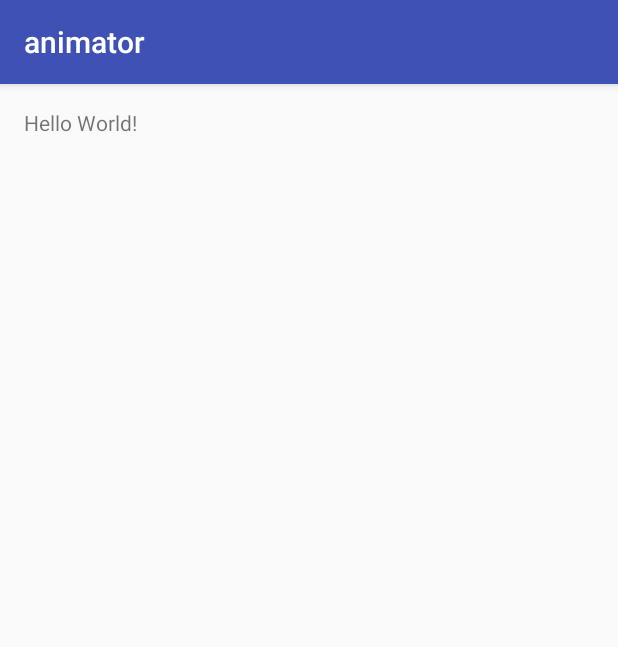
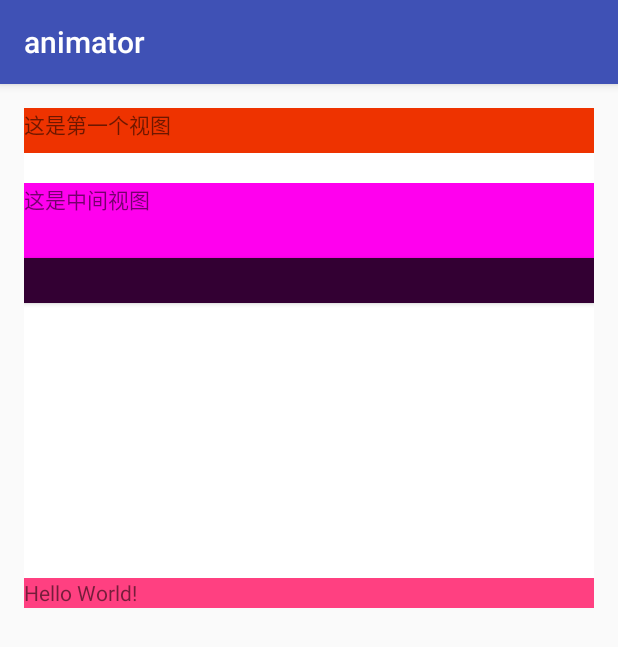
Before and after one commit to yelonglt/AndroidAnimation, an Android app: the screen it shows after launch (MainActivity), on a phone screen of 412 x 824 dp. Shown: the top 647 px of the screen. Run offline under Robolectric (Android 15) with nearby library versions, the phone set to English and light mode, and no system bars.

Commit message:
新增属性动画改变设置属性

```diff
--- a/animator/src/main/java/com/dmall/animator/MainActivity.java
+++ b/animator/src/main/java/com/dmall/animator/MainActivity.java
@@ -4,10 +4,14 @@ import android.animation.Animator;
 import android.animation.AnimatorInflater;
 import android.animation.AnimatorListenerAdapter;
 import android.animation.AnimatorSet;
+import android.animation.IntEvaluator;
 import android.animation.ObjectAnimator;
 import android.animation.ValueAnimator;
 import android.os.Bundle;
 import android.support.v7.app.AppCompatActivity;
+import android.util.Log;
+import android.view.View;
+import android.widget.RelativeLayout;
 import android.widget.TextView;
 
 /**
@@ -15,15 +19,29 @@ import android.widget.TextView;
  * 属性动画文件得放在res/animator目录
  */
 public class MainActivity extends AppCompatActivity {
+    public static final String TAG = "MainActivity";
 
     private TextView mTextView;
+
+    private RelativeLayout mLayout;
 
     @Override
     protected void onCreate(Bundle savedInstanceState) {
         super.onCreate(savedInstanceState);
         setContentView(R.layout.activity_main);
         mTextView = (TextView) findViewById(R.id.messageView);
+        mLayout = (RelativeLayout) findViewById(R.id.layoutHeight);
 
+        //采用ValueAnimator，监听动画过程，自己实现属性的改变
+        //performAnimate(mLayout, mLayout.getHeight(), 500);
+
+        //用一个类来包装原始对象，间接为其提供get和set方法
+        ViewWrapper wrapper = new ViewWrapper(mLayout);
+        ObjectAnimator.ofInt(wrapper, "height", mLayout.getHeight(), 500).setDuration(5000).start();
+
+    }
+
+    public void xmlAnimator() {
         //加载XML动画
         Animator animator = AnimatorInflater.loadAnimator(this, R.animator.animator_set);
         //将动画添加到某个对象上
@@ -102,4 +120,55 @@ public class MainActivity extends AppCompatActivity {
         animator.setRepeatMode(ValueAnimator.RESTART);
         animator.start();
     }
+
+    /**
+     * 执行修改高度动画
+     *
+     * @param target   目标视图
+     * @param start    开始高度
+     * @param end      最终高度
+     * @param duration 动画持续时间
+     */
+    private void performAnimate(final View target, final int start, final int end, long duration) {
+        ValueAnimator valueAnimator = ValueAnimator.ofInt(1, 100);
+
+        valueAnimator.addUpdateListener(new ValueAnimator.AnimatorUpdateListener() {
+
+            //持有一个IntEvaluator对象，方便下面估值的时候使用
+            private IntEvaluator mEvaluator = new IntEvaluator();
+
+            @Override
+            public void onAnimationUpdate(ValueAnimator animator) {
+                //获得当前动画的进度值，整型，1-100之间
+                int currentValue = (Integer) animator.getAnimatedValue();
+                Log.d(TAG, "current value: " + currentValue);
+
+                //计算当前进度占整个动画过程的比例，浮点型，0-1之间
+                float fraction = currentValue / 100f;
+
+                //直接调用整型估值器通过比例计算出宽度，然后给target设置高度
+                target.getLayoutParams().height = mEvaluator.evaluate(fraction, start, end);
+                target.requestLayout();
+            }
+        });
+
+        valueAnimator.setDuration(duration).start();
+    }
+
+    private static class ViewWrapper {
+        private View mTarget;
+
+        public ViewWrapper(View target) {
+            mTarget = target;
+        }
+
+        public int getHeight() {
+            return mTarget.getLayoutParams().height;
+        }
+
+        public void setHeight(int height) {
+            mTarget.getLayoutParams().height = height;
+            mTarget.requestLayout();
+        }
+    }
 }
--- a/animator/src/main/res/layout/activity_main.xml
+++ b/animator/src/main/res/layout/activity_main.xml
@@ -1,5 +1,5 @@
 <?xml version="1.0" encoding="utf-8"?>
-<RelativeLayout
+<FrameLayout
     xmlns:android="http://schemas.android.com/apk/res/android"
     xmlns:tools="http://schemas.android.com/tools"
     android:layout_width="match_parent"
@@ -10,9 +10,50 @@
     android:paddingTop="@dimen/activity_vertical_margin"
     tools:context="com.dmall.animator.MainActivity">
 
-    <TextView
-        android:id="@+id/messageView"
-        android:layout_width="wrap_content"
-        android:layout_height="wrap_content"
-        android:text="Hello World!"/>
-</RelativeLayout>
+
+    <ImageView
+        android:layout_width="match_parent"
+        android:layout_height="300dp"
+        android:background="@color/colorPrimary"/>
+
+    <RelativeLayout
+        android:id="@+id/layoutHeight"
+        android:layout_width="match_parent"
+        android:layout_height="20dp"
+        android:background="#ffffff">
+
+        <TextView
+            android:id="@+id/test"
+            android:layout_width="match_parent"
+            android:layout_height="30dp"
+            android:background="#ee3300"
+            android:text="这是第一个视图"/>
+
+        <TextView
+            android:id="@+id/test2"
+            android:layout_width="match_parent"
+            android:layout_height="50dp"
+            android:layout_below="@id/test"
+            android:layout_marginTop="20dp"
+            android:background="#ff00ee"
+            android:text="这是中间视图"/>
+
+        <Button
+            android:layout_width="match_parent"
+            android:layout_height="30dp"
+            android:layout_below="@id/test2"
+            android:background="#330033"/>
+
+
+        <TextView
+            android:id="@+id/messageView"
+            android:layout_width="match_parent"
+            android:layout_height="20dp"
+            android:layout_alignParentBottom="true"
+            android:background="@color/colorAccent"
+            android:text="Hello World!"/>
+
+    </RelativeLayout>
+
+
+</FrameLayout>
```
